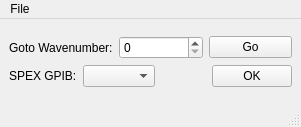
The window that UIs/SPEXWindow.ui (SherwinGroup/SPEXSidebands-fuzzy) describes before a commit, drawn with Qt 5.
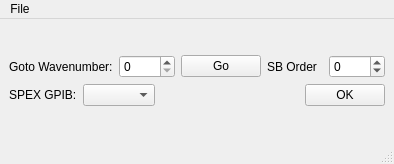
The same window after the commit. Icons and pictures are not drawn. Custom widgets are drawn as their Qt base class.

Commit message: Goto sideband order spin box added

Patch:
```diff
--- a/UIs/SPEXWindow.ui
+++ b/UIs/SPEXWindow.ui
@@ -6,8 +6,8 @@
    <rect>
     <x>0</x>
     <y>0</y>
-    <width>301</width>
-    <height>127</height>
+    <width>394</width>
+    <height>164</height>
    </rect>
   </property>
   <property name="windowTitle">
@@ -51,6 +51,29 @@
         </property>
        </widget>
       </item>
+      <item>
+       <widget class="QLabel" name="lSBO">
+        <property name="text">
+         <string>SB Order</string>
+        </property>
+       </widget>
+      </item>
+      <item>
+       <widget class="QSpinBox" name="sbSB">
+        <property name="sizePolicy">
+         <sizepolicy hsizetype="Minimum" vsizetype="Fixed">
+          <horstretch>0</horstretch>
+          <verstretch>0</verstretch>
+         </sizepolicy>
+        </property>
+        <property name="minimum">
+         <number>-100</number>
+        </property>
+        <property name="maximum">
+         <number>100</number>
+        </property>
+       </widget>
+      </item>
      </layout>
     </item>
     <item>
@@ -107,8 +130,8 @@
     <rect>
      <x>0</x>
      <y>0</y>
-     <width>301</width>
-     <height>21</height>
+     <width>394</width>
+     <height>22</height>
     </rect>
    </property>
    <widget class="QMenu" name="menuFile">
```
The commit also changes 3 other files.
